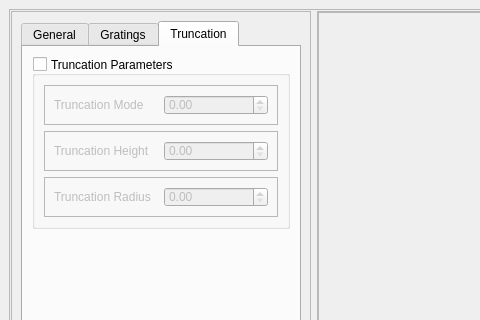
This is src/lens_simulation/UI/qtdesigner_files/LensCreator.ui in DeMarcoLab/juno as Qt 5 draws it before an edit; both pictures show x 0 to 480 and y 0 to 320 of the 991 by 617 pixel window. The edited form follows.
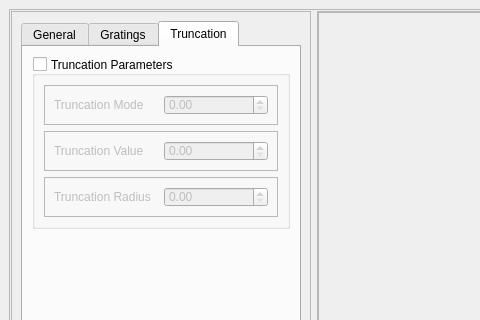
This is the edited form. The open tabs and pages were chosen to show the change.

What changed in the file:
```diff
--- a/src/lens_simulation/UI/qtdesigner_files/LensCreator.ui
+++ b/src/lens_simulation/UI/qtdesigner_files/LensCreator.ui
@@ -575,7 +575,7 @@
                     <item>
                      <widget class="QLabel" name="label_12">
                       <property name="text">
-                       <string>Truncation Height</string>
+                       <string>Truncation Value</string>
                       </property>
                      </widget>
                     </item>
```
Left out of the diff: 58 changed lines with no effect on the pictures.
